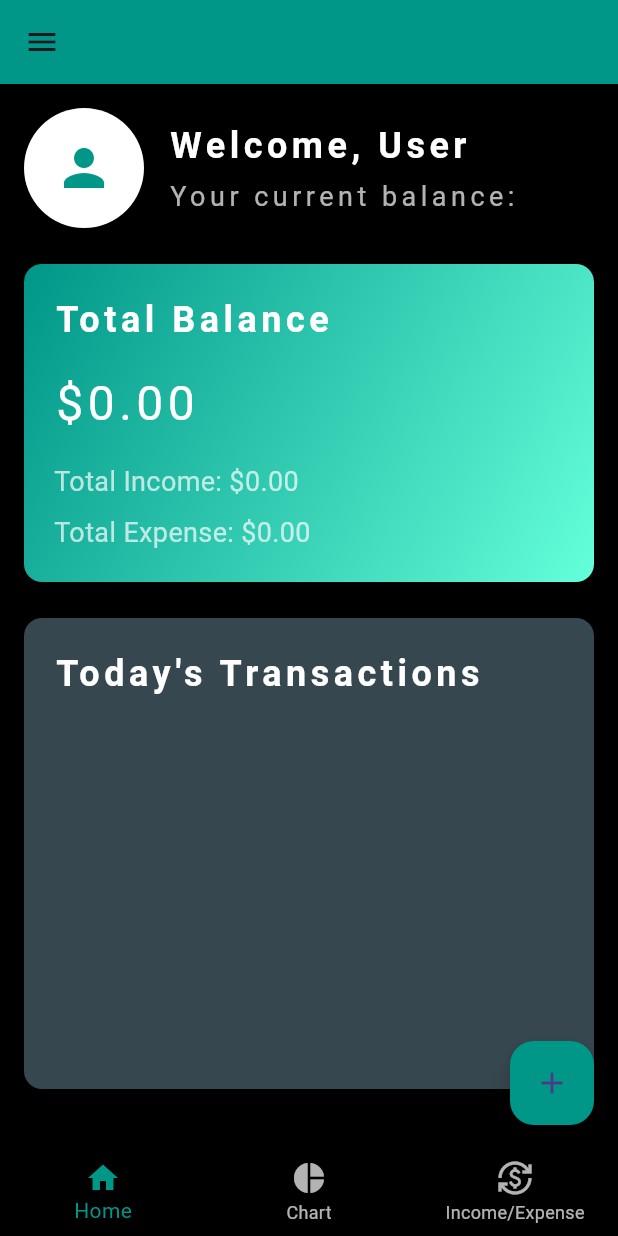
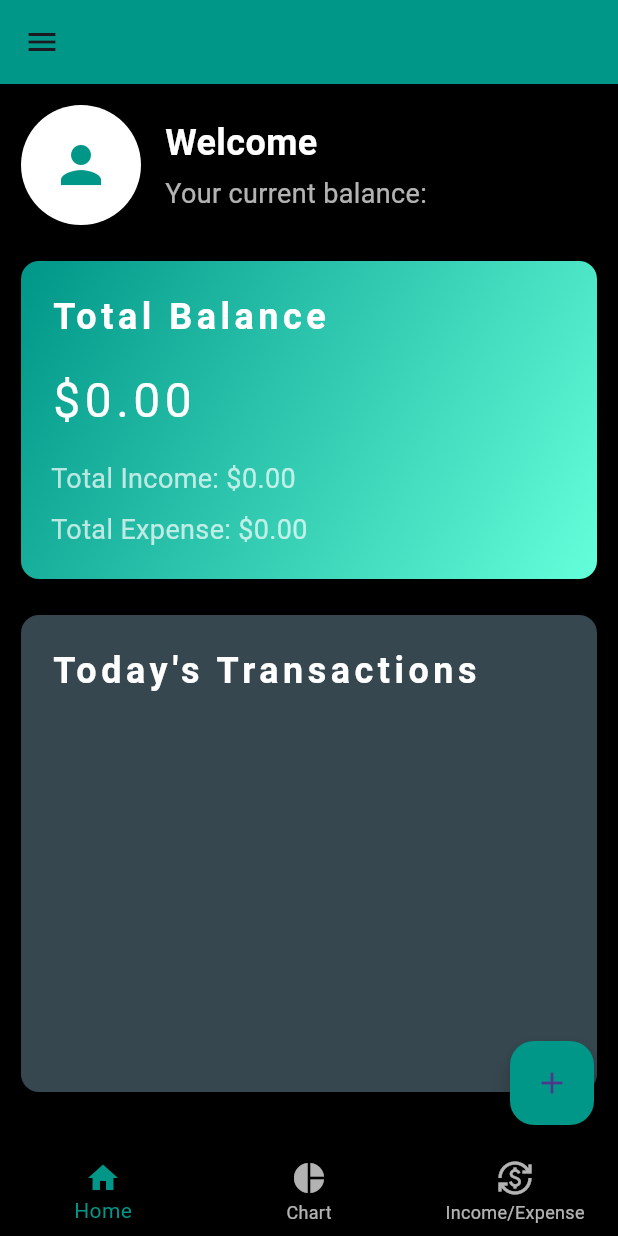
Before and after one commit to Aadil-777/Khajanav, a Flutter app: the screen it shows after launch, in the side drawer, after a tap on the "add" icon, on a phone screen of 412 x 824 dp. Run offline on Flutter 3.47's test engine with Material 3 defaults, Android fonts, the phone set to English and light mode, and no system bars; our stand-ins replace google_fonts, pie_chart, shared_preferences.

Commit message:
Update home.dart

```diff
--- a/lib/home.dart
+++ b/lib/home.dart
@@ -1,15 +1,17 @@
 import 'dart:convert';
 import 'package:flutter/material.dart';
 import 'package:shared_preferences/shared_preferences.dart';
-import 'package:intl/intl.dart'; // Import the intl package for date formatting
+import 'package:intl/intl.dart';
 import 'login.dart';
 import 'categories.dart';
 import 'addentrypage.dart';
 import 'transactionhistorypage.dart';
-import 'expensechartpage.dart';
-import 'categorysummarypage.dart'; // Import the new CategorySummaryPage
+import 'expensechartpage.dart'; // Import the new ExpenseChartPage
+import 'profile.dart'; // Import the ProfilePage
 
 class HomePage extends StatefulWidget {
+  const HomePage({super.key});
+
   @override
   _HomePageState createState() => _HomePageState();
 }
@@ -19,7 +21,9 @@ class _HomePageState extends State<HomePage> {
   double _totalIncome = 0.0;
   double _totalExpense = 0.0;
   List<Map<String, dynamic>> _transactions = [];
-  String _username = 'User';
+  String _username = '';
+  String _email = '';
+  String _dateOfBirth = '';
 
   int _selectedIndex = 0;
 
@@ -27,7 +31,7 @@ class _HomePageState extends State<HomePage> {
   void initState() {
     super.initState();
     _loadTransactions();
-    _loadUsername();
+    _loadProfileData(); // Load profile data instead of just the username
   }
 
   Future<void> _loadTransactions() async {
@@ -50,12 +54,25 @@ class _HomePageState extends State<HomePage> {
     }
   }
 
-  Future<void> _loadUsername() async {
+  Future<void> _loadProfileData() async {
     SharedPreferences prefs = await SharedPreferences.getInstance();
     String? storedUsername = prefs.getString('username');
+    String? storedEmail = prefs.getString('email');
+    String? storedDateOfBirth = prefs.getString('dateOfBirth');
+
     if (storedUsername != null) {
       setState(() {
         _username = storedUsername;
+      });
+    }
+    if (storedEmail != null) {
+      setState(() {
+        _email = storedEmail;
+      });
+    }
+    if (storedDateOfBirth != null) {
+      setState(() {
+        _dateOfBirth = storedDateOfBirth;
       });
     }
   }
@@ -165,11 +182,7 @@ class _HomePageState extends State<HomePage> {
         Navigator.push(
           context,
           MaterialPageRoute(
-            builder: (context) => CategorySummaryPage(
-              expenseSummary: _getExpensePieChartData(),
-              incomeSummary: _getIncomePieChartData(),
-              transactions: _transactions, // Pass transactions list
-            ),
+            builder: (context) => CategoriesPage(),
           ),
         );
         break;
@@ -182,15 +195,14 @@ class _HomePageState extends State<HomePage> {
       appBar: AppBar(
         backgroundColor: Colors.teal,
         elevation: 0.0,
-
       ),
       drawer: Drawer(
         child: Container(
-          color: Colors.black, // Set drawer background color to black
+          color: Colors.black,
           child: ListView(
             padding: EdgeInsets.zero,
             children: <Widget>[
-              DrawerHeader(
+              const DrawerHeader(
                 decoration: BoxDecoration(
                   gradient: LinearGradient(
                     colors: [Colors.teal, Colors.tealAccent],
@@ -216,8 +228,9 @@ class _HomePageState extends State<HomePage> {
                     ),
                     SizedBox(height: 16.0),
                     Text(
-                      'Welcome, $_username',
+                      'MENU',
                       style: TextStyle(
+                        letterSpacing: 3,
                         color: Colors.white,
                         fontSize: 22,
                         fontWeight: FontWeight.bold,
@@ -227,15 +240,31 @@ class _HomePageState extends State<HomePage> {
                 ),
               ),
               ListTile(
-                leading: Icon(Icons.home, color: Colors.teal),
-                title: Text('Home', style: TextStyle(fontSize: 18, color: Colors.white)),
+                leading: const Icon(Icons.person, color: Colors.teal),
+                title: const Text('Profile', style: TextStyle(fontSize: 18, color: Colors.white)),
+                onTap: () {
+                  Navigator.push(
+                    context,
+                    MaterialPageRoute(
+                      builder: (context) => ProfilePage(
+                        username: _username,
+                        email: _email,
+                        dateOfBirth: _dateOfBirth,
+                      ),
+                    ),
+                  );
+                },
+              ),
+              ListTile(
+                leading: const Icon(Icons.home, color: Colors.teal),
+                title: const Text('Home', style: TextStyle(fontSize: 18, color: Colors.white)),
                 onTap: () {
                   Navigator.pop(context);
                 },
               ),
               ListTile(
-                leading: Icon(Icons.history, color: Colors.teal),
-                title: Text('Transaction History', style: TextStyle(fontSize: 18, color: Colors.white)),
+                leading: const Icon(Icons.history, color: Colors.teal),
+                title: const Text('Transaction History', style: TextStyle(fontSize: 18, color: Colors.white)),
                 onTap: () {
                   Navigator.push(
                     context,
@@ -250,12 +279,12 @@ class _HomePageState extends State<HomePage> {
                 },
               ),
               ListTile(
-                leading: Icon(Icons.settings, color: Colors.teal),
-                title: Text('Settings', style: TextStyle(fontSize: 18, color: Colors.white)),
+                leading: const Icon(Icons.settings, color: Colors.teal),
+                title: const Text('Settings', style: TextStyle(fontSize: 18, color: Colors.white)),
                 onTap: () {
                   Navigator.pop(context);
                   ScaffoldMessenger.of(context).showSnackBar(
-                    SnackBar(
+                    const SnackBar(
                       content: Text('Settings is currently unavailable.'),
                       duration: Duration(seconds: 2),
                     ),
@@ -263,8 +292,8 @@ class _HomePageState extends State<HomePage> {
                 },
               ),
               ListTile(
-                leading: Icon(Icons.logout, color: Colors.redAccent),
-                title: Text('Logout', style: TextStyle(fontSize: 18, color: Colors.white)),
+                leading: const Icon(Icons.logout, color: Colors.redAccent),
+                title: const Text('Logout', style: TextStyle(fontSize: 18, color: Colors.white)),
                 onTap: () {
                   Navigator.pushReplacement(
                     context,
@@ -277,15 +306,15 @@ class _HomePageState extends State<HomePage> {
         ),
       ),
       body: Container(
-        color: Colors.black, // Ensure the background color is black
+        color: Colors.black,
         child: Padding(
-          padding: const EdgeInsets.all(16.0),
+          padding: const EdgeInsets.all(14.0),
           child: Column(
             crossAxisAlignment: CrossAxisAlignment.stretch,
             children: [
               Row(
                 children: [
-                  CircleAvatar(
+                  const CircleAvatar(
                     radius: 40.0,
                     backgroundColor: Colors.white,
                     child: Icon(
@@ -294,37 +323,37 @@ class _HomePageState extends State<HomePage> {
                       size: 40.0,
                     ),
                   ),
-                  SizedBox(width: 16.0),
+                  const SizedBox(width: 16.0),
                   Column(
                     crossAxisAlignment: CrossAxisAlignment.start,
                     children: [
                       Text(
-                        'Welcome, $_username',
-                        style: TextStyle(
+                        'Welcome $_username',
+                        style: const TextStyle(
                           fontSize: 24.0,
                           fontWeight: FontWeight.bold,
                           color: Colors.white,
-                          letterSpacing: 3.0,
+
                         ),
                       ),
-                      SizedBox(height: 4.0),
-                      Text(
+                      const SizedBox(height: 4.0),
+                      const Text(
                         'Your current balance:',
                         style: TextStyle(
                           fontSize: 18.0,
                           color: Colors.white70,
-                          letterSpacing: 3.0,
+
                         ),
                       ),
                     ],
                   ),
                 ],
               ),
-              SizedBox(height: 24.0),
+              const SizedBox(height: 24.0),
               Container(
-                padding: EdgeInsets.all(20.0),
+                padding: const EdgeInsets.all(20.0),
                 decoration: BoxDecoration(
-                  gradient: LinearGradient(
+                  gradient: const LinearGradient(
                     colors: [Colors.teal, Colors.tealAccent],
                     begin: Alignment.topLeft,
                     end: Alignment.bottomRight,
@@ -334,14 +363,14 @@ class _HomePageState extends State<HomePage> {
                     BoxShadow(
                       color: Colors.black.withOpacity(0.5),
                       blurRadius: 10.0,
-                      offset: Offset(0, 4),
+                      offset: const Offset(0, 4),
                     ),
                   ],
                 ),
                 child: Column(
                   crossAxisAlignment: CrossAxisAlignment.start,
                   children: [
-                    Text(
+                    const Text(
                       'Total Balance',
                       style: TextStyle(
                         fontSize: 24.0,
@@ -350,27 +379,27 @@ class _HomePageState extends State<HomePage> {
                         letterSpacing: 3.0,
                       ),
                     ),
-                    SizedBox(height: 16.0),
+                    const SizedBox(height: 16.0),
                     Text(
                       '\$${_totalBalance.toStringAsFixed(2)}',
-                      style: TextStyle(
+                      style: const TextStyle(
                         fontSize: 32.0,
                         color: Colors.white,
                         letterSpacing: 3.0,
                       ),
                     ),
-                    SizedBox(height: 16.0),
+                    const SizedBox(height: 16.0),
                     Text(
                       'Total Income: \$${_totalIncome.toStringAsFixed(2)}',
-                      style: TextStyle(
+                      style: const TextStyle(
                         fontSize: 18.0,
                         color: Colors.white70,
                       ),
                     ),
-                    SizedBox(height: 8.0),
+                    const SizedBox(height: 8.0),
                     Text(
                       'Total Expense: \$${_totalExpense.toStringAsFixed(2)}',
-                      style: TextStyle(
+                      style: const TextStyle(
                         fontSize: 18.0,
                         color: Colors.white70,
                       ),
@@ -378,10 +407,10 @@ class _HomePageState extends State<HomePage> {
                   ],
                 ),
               ),
-              SizedBox(height: 24.0),
+              const SizedBox(height: 24.0),
               Expanded(
                 child: Container(
-                  padding: EdgeInsets.all(20.0),
+                  padding: const EdgeInsets.all(20.0),
                   decoration: BoxDecoration(
                     color: Colors.blueGrey[800],
                     borderRadius: BorderRadius.circular(12.0),
@@ -389,14 +418,14 @@ class _HomePageState extends State<HomePage> {
                       BoxShadow(
                         color: Colors.black.withOpacity(0.5),
                         blurRadius: 10.0,
-                        offset: Offset(0, 4),
+                        offset: const Offset(0, 4),
                       ),
                     ],
                   ),
                   child: Column(
                     crossAxisAlignment: CrossAxisAlignment.start,
                     children: [
-                      Text(
+                      const Text(
                         'Today\'s Transactions',
                         style: TextStyle(
                           fontSize: 24.0,
@@ -405,29 +434,38 @@ class _HomePageState extends State<HomePage> {
                           letterSpacing: 3.0,
                         ),
                       ),
-                      SizedBox(height: 16.0),
+                      const SizedBox(height: 16.0),
                       Expanded(
                         child: ListView(
                           children: _getTodaysTransactions().map((transaction) {
-                            return ListTile(
-                              contentPadding: EdgeInsets.zero,
-                              title: Text(
+                            return Container(
+                              margin: const EdgeInsets.only(bottom: 8.0),
+                              padding: const EdgeInsets.all(8.0),
+                              decoration: BoxDecoration(
+                                color: Colors.blueGrey[900],
+                                borderRadius: BorderRadius.circular(8.0),
+                              ),
+                              child: Row(
+                                mainAxisAlignment: MainAxisAlignment.spaceBetween,
+                                children: [
+                                  Expanded(
+                                    child: Text(
                                       transaction['description'],
-                                style: TextStyle(
+                                      style: const TextStyle(
                                         color: Colors.white,
+                                        fontSize: 16.0,
                                       ),
                                     ),
-                              subtitle: Text(
+                                  ),
+                                  const SizedBox(width: 16.0),
+                                  Text(
                                     '${transaction['isExpense'] ? '-' : '+'}\$${transaction['amount'].toStringAsFixed(2)}',
                                     style: TextStyle(
                                       color: transaction['isExpense'] ? Colors.red : Colors.green,
+                                      fontSize: 16.0,
                                     ),
                                   ),
-                              trailing: Text(
-                                DateFormat('hh:mm a').format(DateTime.parse(transaction['date'])),
-                                style: TextStyle(
-                                  color: Colors.white70,
-                                ),
+                                ],
                               ),
                             );
                           }).toList(),
@@ -437,7 +475,7 @@ class _HomePageState extends State<HomePage> {
                   ),
                 ),
               ),
-              SizedBox(height: 24.0),
+              const SizedBox(height: 24.0),
             ],
           ),
         ),
@@ -453,13 +491,13 @@ class _HomePageState extends State<HomePage> {
             ),
           );
         },
+        backgroundColor: Colors.teal,
         child: Icon(Icons.add),
-        backgroundColor: Colors.teal,
       ),
       bottomNavigationBar: BottomNavigationBar(
         currentIndex: _selectedIndex,
         onTap: _onItemTapped,
-        items: [
+        items: const [
           BottomNavigationBarItem(
             icon: Icon(Icons.home),
             label: 'Home',
```
Lines whose indentation alone changed are shown as unchanged.
